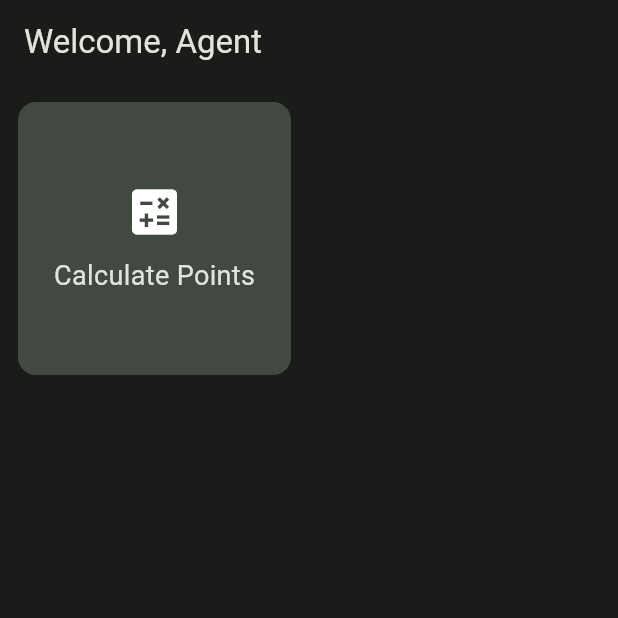
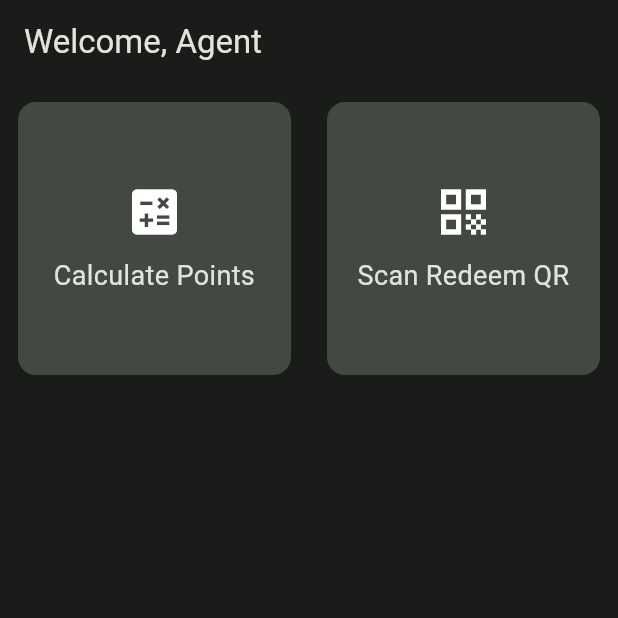
Before and after one commit to codeflow-dev/ecopoints, a Flutter app: the AgentHomePage screen opened directly, on a phone screen of 412 x 824 dp, the top half of it. Run offline on Flutter 3.47's test engine with Material 3 defaults, Android fonts, the phone set to English and light mode, and no system bars; our stand-ins replace cloud_firestore, firebase_auth, firebase_core, fluttertoast, qr_flutter; missing offline and left inert: mobile_scanner; accounts and stored records are empty.

Commit message:
Redeem Items

```diff
--- a/lib/common.dart
+++ b/lib/common.dart
@@ -28,3 +28,45 @@ void showToast(String message) {
     fontSize: 16.0,
   );
 }
+
+class NavCard extends StatelessWidget {
+  final Function() onTap;
+  final String text;
+  final IconData icon;
+
+  const NavCard(
+    this.text,
+    this.icon,
+    this.onTap, {
+    super.key,
+  });
+
+  @override
+  Widget build(BuildContext context) {
+    return Padding(
+      padding: const EdgeInsets.all(8.0),
+      child: GestureDetector(
+        onTap: onTap,
+        child: Card(
+          elevation: 0,
+          color: Theme.of(context).colorScheme.surfaceVariant,
+          child: Padding(
+            padding: const EdgeInsets.all(4.0),
+            child: Column(
+              mainAxisAlignment: MainAxisAlignment.center,
+              children: [
+                Icon(icon, size: 40),
+                SizedBox(height: 10),
+                Text(
+                  text,
+                  textAlign: TextAlign.center,
+                  style: TextStyle(fontSize: 18),
+                ),
+              ],
+            ),
+          ),
+        ),
+      ),
+    );
+  }
+}
--- a/lib/pages/agent_home.dart
+++ b/lib/pages/agent_home.dart
@@ -1,5 +1,7 @@
 import 'package:cloud_firestore/cloud_firestore.dart';
+import 'package:ecopoints/common.dart';
 import 'package:ecopoints/pages/agent_calculate.dart';
+import 'package:ecopoints/pages/agent_redeem_scan.dart';
 import 'package:firebase_auth/firebase_auth.dart';
 import 'package:flutter/material.dart';
 
@@ -52,10 +54,10 @@ class AgentHomePage extends StatelessWidget {
             body: GridView.count(
               crossAxisCount: 2,
               children: [
-                Padding(
-                  padding: const EdgeInsets.all(8.0),
-                  child: GestureDetector(
-                    onTap: () {
+                NavCard(
+                  "Calculate Points",
+                  Icons.calculate,
+                  () {
                     Navigator.push(
                       context,
                       MaterialPageRoute(
@@ -63,25 +65,18 @@ class AgentHomePage extends StatelessWidget {
                       ),
                     );
                   },
-                    child: Card(
-                      elevation: 0,
-                      color: Theme.of(context).colorScheme.surfaceVariant,
-                      child: Padding(
-                        padding: const EdgeInsets.all(4.0),
-                        child: Column(
-                          mainAxisAlignment: MainAxisAlignment.center,
-                          children: [
-                            Icon(Icons.calculate, size: 40),
-                            SizedBox(height: 10),
-                            Text(
-                              "Calculate Points",
-                              style: TextStyle(fontSize: 18),
                 ),
-                          ],
+                NavCard(
+                  "Scan Redeem QR",
+                  Icons.qr_code,
+                  () {
+                    Navigator.push(
+                      context,
+                      MaterialPageRoute(
+                        builder: (context) => AgentRedeemScanPage(),
                       ),
-                      ),
-                    ),
-                  ),
+                    );
+                  },
                 ),
               ],
             ),
```
Also changed, not shown: lib/pages/agent_redeem_complete.dart (added, +58 -0 lines), lib/pages/agent_redeem_data.dart (added, +110 -0 lines), lib/pages/agent_redeem_scan.dart (added, +40 -0 lines), lib/pages/redeem_qr.dart (added, +36 -0 lines), lib/pages/user_redeem.dart (+20 -5 lines). Lines whose indentation alone changed are shown as unchanged.
